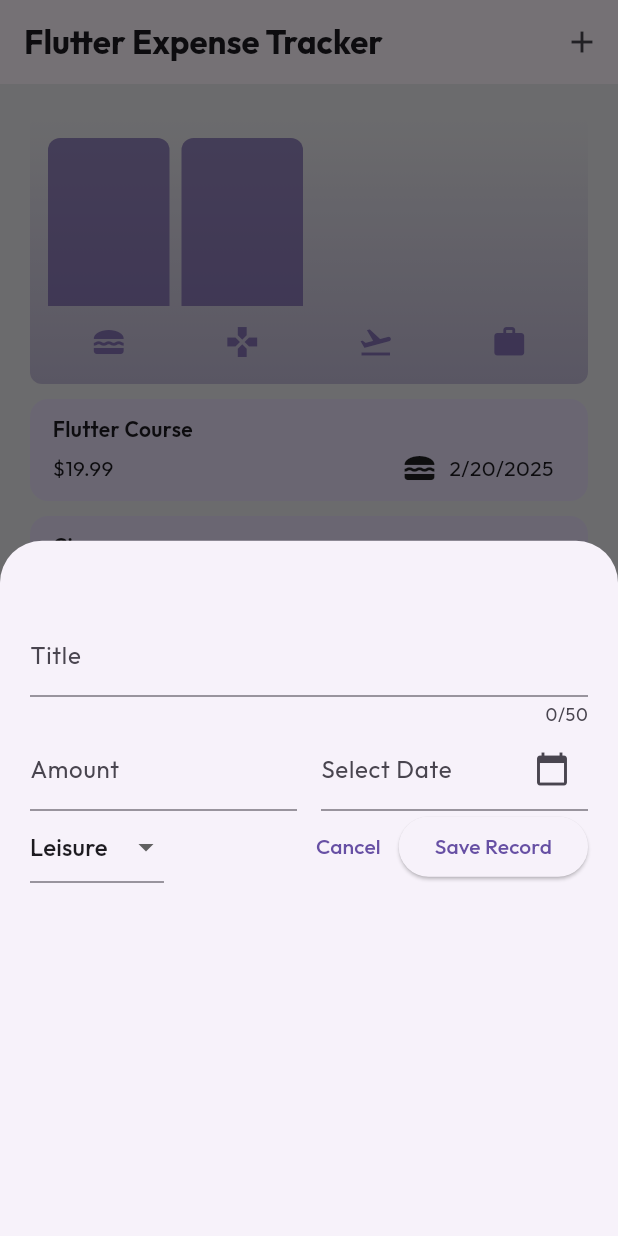
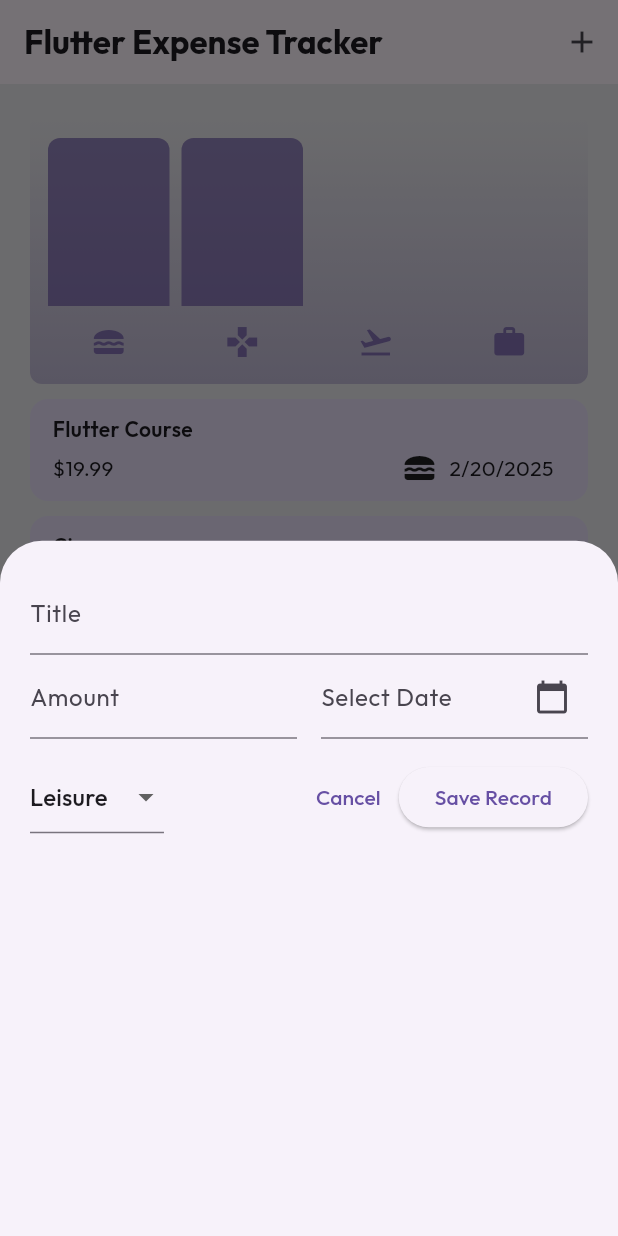
Before and after one commit to Pain4pple/flutter_bootcamp, a Flutter app: the screen it shows after launch, after a tap on the "add" icon, on a phone screen of 412 x 824 dp. Run offline on Flutter 3.47's test engine with Material 3 defaults, Android fonts, the phone set to English and light mode, and no system bars; our stand-ins replace google_fonts; missing offline and left inert: dart:ffi.

Commit message:
refactor(Expenses_UI): Responsive update for UI

```diff
--- a/Expenses App/expenses_tracker/lib/expenses.dart
+++ b/Expenses App/expenses_tracker/lib/expenses.dart
@@ -1,6 +1,7 @@
 import 'package:expenses_tracker/widgets/chart/chart.dart';
 import 'package:expenses_tracker/widgets/expenses_list/expenses_list.dart';
 import 'package:expenses_tracker/widgets/new_expense.dart';
+import 'package:flutter/cupertino.dart';
 import 'package:flutter/material.dart';
 
 import 'models/expense.dart';
@@ -29,7 +30,12 @@ class _ExpensesState extends State<Expenses> {
   ];
 
   void _openModal() {
+    // showCupertinoModalPopup(
+    //   context: context,
+    //   builder: (ctx) => NewExpense(onAddExpense: _addExpense),
+    // );
     showModalBottomSheet(
+      useSafeArea: true,
       context: context,
       builder: (ctx) => NewExpense(onAddExpense: _addExpense),
     );
@@ -79,7 +85,8 @@ class _ExpensesState extends State<Expenses> {
       ),
       body: Container(
         margin: EdgeInsets.all(15.0),
-        child: width < 600
+        child:
+            width < 600
                 ? Column(
                   children: [
                     Chart(expenses: _registeredExpenses),
@@ -90,10 +97,10 @@ class _ExpensesState extends State<Expenses> {
                       ),
                     ),
                   ],
-        ) :
-        Row(
+                )
+                : Row(
                   children: [
-            Expanded(child: Chart(expenses: _registeredExpenses),),
+                    Expanded(child: Chart(expenses: _registeredExpenses)),
                     Expanded(
                       child: ExpensesList(
                         expenses: _registeredExpenses,
--- a/Expenses App/expenses_tracker/lib/widgets/new_expense.dart
+++ b/Expenses App/expenses_tracker/lib/widgets/new_expense.dart
@@ -45,9 +45,9 @@ class _NewExpenseState extends State<NewExpense> {
   void _submitForm() {
     if (_formKey.currentState!.validate()) {
       if (_selectedDate == null) {
-        ScaffoldMessenger.of(context).showSnackBar(
-          const SnackBar(content: Text('Please select a date')),
-        );
+        ScaffoldMessenger.of(
+          context,
+        ).showSnackBar(const SnackBar(content: Text('Please select a date')));
         return;
       }
       print("Title: ${_titleController.text}");
@@ -63,9 +63,9 @@ class _NewExpenseState extends State<NewExpense> {
           category: _selectedCategory,
         ),
       );
-      ScaffoldMessenger.of(context).showSnackBar(
-        const SnackBar(content: Text('Processing Data')),
-      );
+      ScaffoldMessenger.of(
+        context,
+      ).showSnackBar(const SnackBar(content: Text('Processing Data')));
 
       Navigator.pop(context);
     }
@@ -73,16 +73,61 @@ class _NewExpenseState extends State<NewExpense> {
 
   @override
   Widget build(BuildContext context) {
+    final keyboardSpace = MediaQuery.of(context).viewInsets.bottom;
+    return LayoutBuilder(
+      builder: (ctx, constraints) {
+        final width = constraints.maxWidth;
+
         return Padding(
-        padding: const EdgeInsets.fromLTRB(20,48,20,20),
+          padding: EdgeInsets.fromLTRB(20, 20, 20, keyboardSpace + 16),
           child: Form(
             key: _formKey,
             child: Column(
               children: [
+                if (width >= 600)
+                  Row(
+                    children: [
+                      Expanded(
+                        child: TextFormField(
+                          controller: _titleController,
+                          keyboardType: TextInputType.text,
+                          decoration: const InputDecoration(
+                            label: Text('Title'),
+                          ),
+                          validator: (value) {
+                            if (value == null || value.isEmpty) {
+                              return 'Please enter some text';
+                            }
+                            return null;
+                          },
+                        ),
+                      ),
+                      const SizedBox(width: 16),
+                      Expanded(
+                        child: TextFormField(
+                          controller: _amountController,
+                          keyboardType: TextInputType.number,
+                          decoration: const InputDecoration(
+                            prefix: Text('\$ '),
+                            label: Text('Amount'),
+                          ),
+                          validator: (value) {
+                            if (value == null || value.isEmpty) {
+                              return 'Please enter an amount';
+                            } else if (double.tryParse(value) == null ||
+                                double.tryParse(value)! <= 0) {
+                              return 'Please enter a valid amount';
+                            }
+                            return null;
+                          },
+                        ),
+                      ),
+                    ],
+                  )
+                else
                   TextFormField(
                     controller: _titleController,
                     keyboardType: TextInputType.text,
-                maxLength: 50,
                     decoration: const InputDecoration(label: Text('Title')),
                     validator: (value) {
                       if (value == null || value.isEmpty) {
@@ -91,6 +136,60 @@ class _NewExpenseState extends State<NewExpense> {
                       return null;
                     },
                   ),
+
+                if (width >= 600)
+                  Row(
+                    children: [
+                      Expanded(
+                        child: TextFormField(
+                          readOnly: true,
+                          decoration: InputDecoration(
+                            labelText: 'Select Date',
+                            suffixIcon: const Icon(Icons.calendar_today),
+                          ),
+                          controller: TextEditingController(
+                            text:
+                                _selectedDate == null
+                                    ? ''
+                                    : formatter.format(_selectedDate!),
+                          ),
+                          onTap: _openDatePicker,
+                          validator: (value) {
+                            if (_selectedDate == null) {
+                              return 'Please select a date';
+                            }
+                            return null;
+                          },
+                        ),
+                      ),
+                      const SizedBox(width: 16),
+                      Expanded(
+                        child: DropdownButtonFormField(
+                          value: _selectedCategory,
+                          items:
+                              expenseModel.Category.values
+                                  .map(
+                                    (category) => DropdownMenuItem(
+                                      value: category,
+                                      child: Text(category.name.toString()),
+                                    ),
+                                  )
+                                  .toList(),
+                          onChanged: (value) {
+                            setState(() {
+                              _selectedCategory = value!;
+                            });
+                          },
+                          validator:
+                              (value) =>
+                                  value == null
+                                      ? 'Please select a category'
+                                      : null,
+                        ),
+                      ),
+                    ],
+                  )
+                else
                   Row(
                     children: [
                       Expanded(
@@ -112,9 +211,7 @@ class _NewExpenseState extends State<NewExpense> {
                           },
                         ),
                       ),
-                  const SizedBox(
-                    width: 16,
-                  ),
+                      const SizedBox(width: 16),
                       Expanded(
                         child: TextFormField(
                           readOnly: true,
@@ -123,7 +220,8 @@ class _NewExpenseState extends State<NewExpense> {
                             suffixIcon: const Icon(Icons.calendar_today),
                           ),
                           controller: TextEditingController(
-                        text: _selectedDate == null
+                            text:
+                                _selectedDate == null
                                     ? ''
                                     : formatter.format(_selectedDate!),
                           ),
@@ -138,12 +236,31 @@ class _NewExpenseState extends State<NewExpense> {
                       ),
                     ],
                   ),
+                const SizedBox(height: 15,),
+                if (width >= 600)
+                Row(
+                  children: [
+                    const Spacer(),
+                    TextButton(
+                      onPressed: () {
+                        Navigator.pop(context);
+                      },
+                      child: const Text('Cancel'),
+                    ),
+                    ElevatedButton(
+                      onPressed: _submitForm,
+                      child: const Text('Save Record'),
+                    ),
+                  ],
+                )
+                else
                 Row(
                   children: [
                     Expanded(
                       child: DropdownButtonFormField(
                         value: _selectedCategory,
-                      items: expenseModel.Category.values
+                        items:
+                            expenseModel.Category.values
                                 .map(
                                   (category) => DropdownMenuItem(
                                     value: category,
@@ -156,8 +273,11 @@ class _NewExpenseState extends State<NewExpense> {
                             _selectedCategory = value!;
                           });
                         },
-                      validator: (value) =>
-                          value == null ? 'Please select a category' : null,
+                        validator:
+                            (value) =>
+                                value == null
+                                    ? 'Please select a category'
+                                    : null,
                       ),
                     ),
                     const Spacer(),
@@ -175,6 +295,9 @@ class _NewExpenseState extends State<NewExpense> {
                 ),
               ],
             ),
-        ));
+          ),
+        );
+      },
+    );
   }
 }
```
Lines whose indentation alone changed are shown as unchanged.
